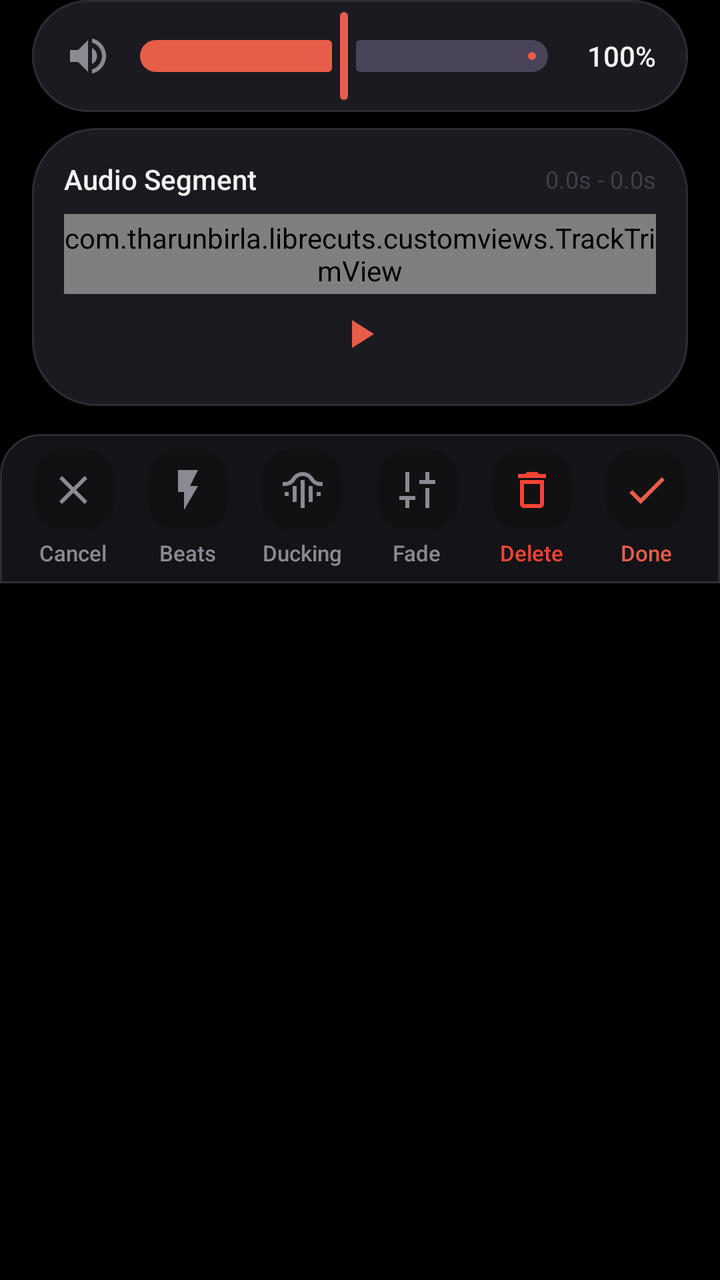
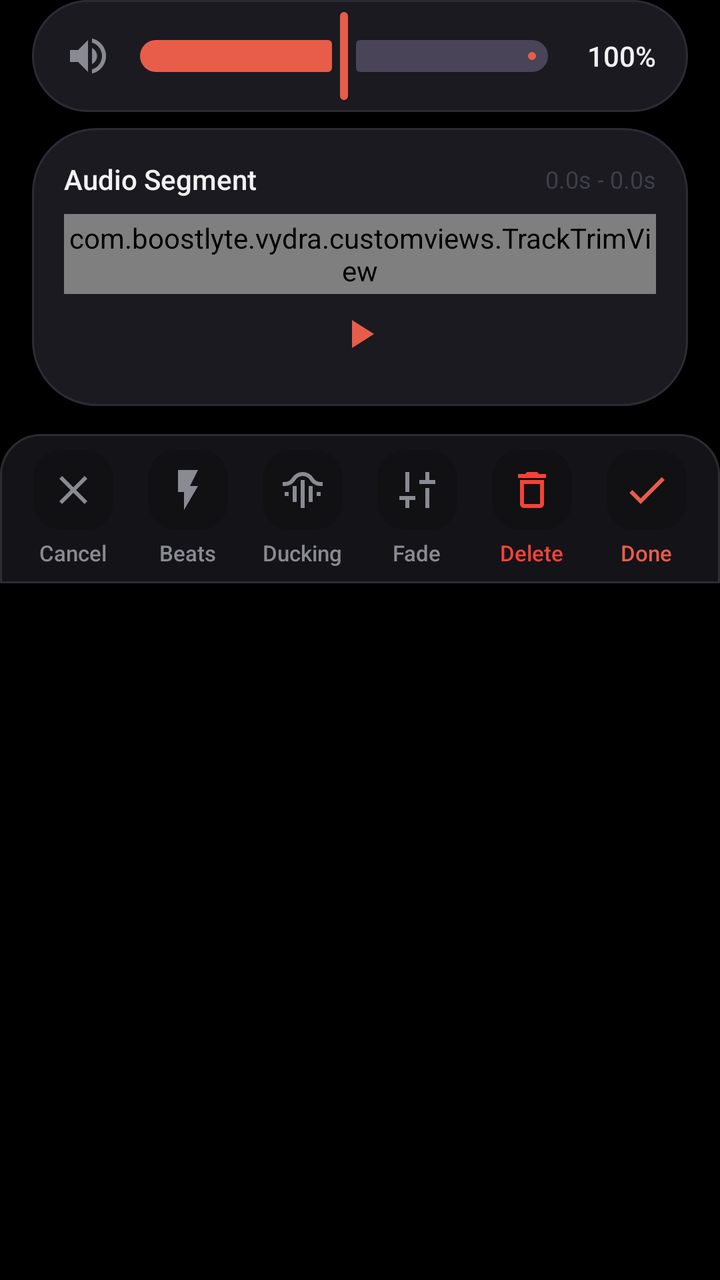

Compare the two renders of this Android layout. The source of the first and the diff that turns it into the second are given below.
<!-- AndroidManifest.xml: application theme AppTheme -->
<!-- res/layout/audio_editing_toolbar.xml -->
<?xml version="1.0" encoding="utf-8"?>
<LinearLayout xmlns:android="http://schemas.android.com/apk/res/android"
    xmlns:app="http://schemas.android.com/apk/res-auto"
    android:layout_width="match_parent"
    android:layout_height="wrap_content"
    android:orientation="vertical">

    
    <LinearLayout
        android:layout_width="match_parent"
        android:layout_height="56dp"
        android:layout_marginHorizontal="16dp"
        android:layout_marginBottom="8dp"
        android:orientation="horizontal"
        android:gravity="center_vertical"
        android:background="@drawable/bg_bottom_nav_floating"
        android:paddingHorizontal="16dp"
        android:elevation="12dp">

        <ImageView
            android:layout_width="24dp"
            android:layout_height="24dp"
            android:src="@drawable/ic_volume_up_24"
            app:tint="@color/iconSecondary" />

        <com.google.android.material.slider.Slider
            android:id="@+id/audioVolumeSlider"
            android:layout_width="0dp"
            android:layout_height="wrap_content"
            android:layout_weight="1"
            android:valueFrom="0.0"
            android:valueTo="2.0"
            android:value="1.0"
            app:thumbColor="@color/colorPrimary"
            app:trackColorActive="@color/colorPrimary" />

        <TextView
            android:id="@+id/tvAudioVolumeValue"
            android:layout_width="40dp"
            android:layout_height="wrap_content"
            android:gravity="end"
            android:text="@string/str_100"
            android:textColor="@color/textColor"
            android:textSize="14sp"
            android:fontFamily="sans-serif-medium" />
    </LinearLayout>

    
    <LinearLayout
        android:id="@+id/audioTrimRow"
        android:layout_width="match_parent"
        android:layout_height="wrap_content"
        android:layout_marginHorizontal="16dp"
        android:layout_marginBottom="8dp"
        android:orientation="vertical"
        android:background="@drawable/bg_bottom_nav_floating"
        android:padding="16dp"
        android:elevation="12dp">

        <LinearLayout
            android:layout_width="match_parent"
            android:layout_height="wrap_content"
            android:orientation="horizontal"
            android:gravity="center_vertical">
            <TextView
                android:layout_width="wrap_content"
                android:layout_height="wrap_content"
                android:text="@string/str_audio_segment"
                android:textColor="@color/textColor"
                android:fontFamily="sans-serif-medium"/>
            <View
                android:layout_width="0dp"
                android:layout_height="0dp"
                android:layout_weight="1"/>
            <TextView
                android:id="@+id/tvAudioTrimValues"
                android:layout_width="wrap_content"
                android:layout_height="wrap_content"
                android:text="@string/str_0_0s_0_0s"
                android:textColor="@color/outline"
                android:textSize="12sp"/>
        </LinearLayout>

        <com.tharunbirla.librecuts.customviews.TrackTrimView
            android:id="@+id/audioTrimTrack"
            android:layout_width="match_parent"
            android:layout_height="40dp"
            android:layout_marginTop="8dp" />
        
        <ImageButton
            android:id="@+id/btnAudioPreviewPlay"
            android:layout_width="40dp"
            android:layout_height="40dp"
            android:layout_gravity="center_horizontal"
            android:src="@drawable/ic_play_24"
            android:background="?attr/selectableItemBackgroundBorderless"
            android:padding="8dp"
            android:scaleType="fitCenter"
            app:tint="@color/colorPrimary" />
    </LinearLayout>

    
    <LinearLayout
        android:layout_width="match_parent"
        android:layout_height="wrap_content"
        android:layout_marginTop="6dp"
        android:orientation="horizontal"
        android:gravity="center"
        android:background="@drawable/bg_bottom_nav_docked"
        android:paddingVertical="8dp"
        android:paddingHorizontal="8dp"
        android:elevation="12dp">

        
        <LinearLayout
            android:layout_width="0dp"
            android:layout_height="wrap_content"
            android:layout_weight="1"
            android:orientation="vertical"
            android:gravity="center">
            <ImageButton
                android:id="@+id/btnAudioCancel"
                android:layout_width="40dp"
                android:layout_height="40dp"
                android:background="@drawable/tool_button_inactive"
                android:src="@drawable/ic_close_24"
                android:padding="8dp"
                android:scaleType="fitCenter"
                app:tint="@color/toolTextInactive" />
            <TextView
                android:layout_width="wrap_content"
                android:layout_height="wrap_content"
                android:layout_marginTop="4dp"
                android:text="@string/cancel"
                android:textSize="11sp"
                android:fontFamily="sans-serif-medium"
                android:textColor="@color/toolTextInactive"/>
        </LinearLayout>

        
        <LinearLayout
            android:layout_width="0dp"
            android:layout_height="wrap_content"
            android:layout_weight="1"
            android:orientation="vertical"
            android:gravity="center">
            <ImageButton
                android:id="@+id/btnAudioBeats"
                android:layout_width="40dp"
                android:layout_height="40dp"
                android:background="@drawable/tool_button_inactive"
                android:src="@drawable/ic_bolt_24"
                android:padding="8dp"
                android:scaleType="fitCenter"
                app:tint="@color/toolTextInactive" />
            <TextView
                android:layout_width="wrap_content"
                android:layout_height="wrap_content"
                android:layout_marginTop="4dp"
                android:text="@string/str_beats"
                android:textSize="11sp"
                android:fontFamily="sans-serif-medium"
                android:textColor="@color/toolTextInactive"/>
        </LinearLayout>

        
        <LinearLayout
            android:layout_width="0dp"
            android:layout_height="wrap_content"
            android:layout_weight="1"
            android:orientation="vertical"
            android:gravity="center">
            <ImageButton
                android:id="@+id/btnAudioDucking"
                android:layout_width="40dp"
                android:layout_height="40dp"
                android:background="@drawable/tool_button_inactive"
                android:src="@drawable/ic_ducking"
                android:padding="8dp"
                android:scaleType="fitCenter"
                app:tint="@color/toolTextInactive" />
            <TextView
                android:layout_width="wrap_content"
                android:layout_height="wrap_content"
                android:layout_marginTop="4dp"
                android:text="@string/str_ducking"
                android:textSize="11sp"
                android:fontFamily="sans-serif-medium"
                android:textColor="@color/toolTextInactive"/>
        </LinearLayout>

        
        <LinearLayout
            android:layout_width="0dp"
            android:layout_height="wrap_content"
            android:layout_weight="1"
            android:orientation="vertical"
            android:gravity="center">
            <ImageButton
                android:id="@+id/btnAudioFade"
                android:layout_width="40dp"
                android:layout_height="40dp"
                android:background="@drawable/tool_button_inactive"
                android:src="@drawable/ic_fade"
                android:padding="8dp"
                android:scaleType="fitCenter"
                app:tint="@color/toolTextInactive" />
            <TextView
                android:layout_width="wrap_content"
                android:layout_height="wrap_content"
                android:layout_marginTop="4dp"
                android:text="@string/str_fade"
                android:textSize="11sp"
                android:fontFamily="sans-serif-medium"
                android:textColor="@color/toolTextInactive"/>
        </LinearLayout>

        
        <LinearLayout
            android:layout_width="0dp"
            android:layout_height="wrap_content"
            android:layout_weight="1"
            android:orientation="vertical"
            android:gravity="center">
            <ImageButton
                android:id="@+id/btnAudioDelete"
                android:layout_width="40dp"
                android:layout_height="40dp"
                android:background="@drawable/tool_button_inactive"
                android:src="@drawable/ic_delete_24"
                android:padding="8dp"
                android:scaleType="fitCenter"
                app:tint="#F44336" />
            <TextView
                android:layout_width="wrap_content"
                android:layout_height="wrap_content"
                android:layout_marginTop="4dp"
                android:text="@string/delete"
                android:textSize="11sp"
                android:fontFamily="sans-serif-medium"
                android:textColor="#F44336"/>
        </LinearLayout>

        
        <LinearLayout
            android:layout_width="0dp"
            android:layout_height="wrap_content"
            android:layout_weight="1"
            android:orientation="vertical"
            android:gravity="center">
            <ImageButton
                android:id="@+id/btnAudioDone"
                android:layout_width="40dp"
                android:layout_height="40dp"
                android:background="@drawable/tool_button_inactive"
                android:src="@drawable/ic_check_24"
                android:padding="8dp"
                android:scaleType="fitCenter"
                app:tint="@color/colorPrimary" />
            <TextView
                android:layout_width="wrap_content"
                android:layout_height="wrap_content"
                android:layout_marginTop="4dp"
                android:text="@string/done"
                android:textSize="11sp"
                android:fontFamily="sans-serif-medium"
                android:textColor="@color/colorPrimary"/>
        </LinearLayout>

    </LinearLayout>

</LinearLayout>
<!-- resources referenced by this layout -->
<resources>
  <color name="colorPrimary">#E85D4A</color>
  <color name="iconSecondary">#8A8A93</color>
  <color name="outline">#3F3F4A</color>
  <color name="textColor">#F2F2F2</color>
  <color name="toolTextInactive">#8A8A93</color>
  <!-- drawable bg_bottom_nav_docked (drawable) -->
  <?xml version="1.0" encoding="utf-8"?>
  <shape xmlns:android="http://schemas.android.com/apk/res/android"
      android:shape="rectangle">
      <solid android:color="#141318" />
      <corners
          android:topLeftRadius="20dp"
          android:topRightRadius="20dp" />
      <stroke
          android:width="1dp"
          android:color="#2C2C35" />
  </shape>
  <!-- drawable bg_bottom_nav_floating (drawable) -->
  <?xml version="1.0" encoding="utf-8"?>
  <shape xmlns:android="http://schemas.android.com/apk/res/android"
      android:shape="rectangle">
      <solid android:color="@color/surfaceContainerHigh" />
      <corners android:radius="32dp" />
      <stroke
          android:width="1dp"
          android:color="@color/outlineVariant" />
  </shape>
  <!-- drawable ic_bolt_24 (drawable) -->
  <vector xmlns:android="http://schemas.android.com/apk/res/android" android:height="24dp" android:tint="#FFFFFF" android:viewportHeight="24" android:viewportWidth="24" android:width="24dp">
      <path android:fillColor="@android:color/white" android:pathData="M7,2v11h3v9l7,-12h-4l4,-8z"/>
  </vector>
  <!-- drawable ic_check_24 (drawable) -->
  <vector xmlns:android="http://schemas.android.com/apk/res/android" android:height="24dp" android:tint="#FFFFFF" android:viewportHeight="24" android:viewportWidth="24" android:width="24dp">
        
      <path android:fillColor="@android:color/white" android:pathData="M9,16.17L4.83,12l-1.42,1.41L9,19 21,7l-1.41,-1.41z"/>
      
  </vector>
  <!-- drawable ic_close_24 (drawable) -->
  <vector xmlns:android="http://schemas.android.com/apk/res/android" android:height="24dp" android:tint="#FFFFFF" android:viewportHeight="24" android:viewportWidth="24" android:width="24dp">
        
      <path android:fillColor="@android:color/white" android:pathData="M19,6.41L17.59,5 12,10.59 6.41,5 5,6.41 10.59,12 5,17.59 6.41,19 12,13.41 17.59,19 19,17.59 13.41,12z"/>
      
  </vector>
  <!-- drawable ic_play_24 (drawable) -->
  <vector xmlns:android="http://schemas.android.com/apk/res/android" android:height="24dp" android:tint="#FFFFFF" android:viewportHeight="24" android:viewportWidth="24" android:width="24dp">
        
      <path android:fillColor="@android:color/white" android:pathData="M8,5v14l11,-7z"/>
      
  </vector>
  <!-- drawable tool_button_inactive (drawable) -->
  <?xml version="1.0" encoding="utf-8"?>
  <shape xmlns:android="http://schemas.android.com/apk/res/android"
      android:shape="rectangle">
      <solid android:color="@color/inactiveToolBackground" />
      <corners android:radius="14dp" />
  </shape>
  <string name="cancel">Cancel</string>
  <string name="delete">Delete</string>
  <string name="done">Done</string>
  <string name="str_0_0s_0_0s">0.0s - 0.0s</string>
  <string name="str_100">100%</string>
  <string name="str_audio_segment">Audio Segment</string>
  <string name="str_beats">Beats</string>
  <string name="str_ducking">Ducking</string>
  <string name="str_fade">Fade</string>
  <color name="surfaceContainerHigh">#1A1A20</color>
  <color name="outlineVariant">#2C2C35</color>
  <color name="inactiveToolBackground">#111114</color>
  <color name="colorPrimaryVariant">#C44535</color>
  <color name="colorOnPrimary">#FFFFFF</color>
  <color name="colorSecondary">#F58658</color>
  <color name="colorSecondaryVariant">#D36C40</color>
  <color name="colorOnSecondary">#FFFFFF</color>
  <color name="background">#000000</color>
  <color name="navigationBarColor">#000000</color>
  <color name="statusBarColor">#000000</color>
  <!-- unchanged entries left out for length: 5 -->
</resources>

<!-- the commit's change to res/layout/audio_editing_toolbar.xml (unified diff, before → after) -->
@@ -81,7 +81,7 @@
                 android:textSize="12sp"/>
         </LinearLayout>
 
-        <com.tharunbirla.librecuts.customviews.TrackTrimView
+        <com.boostlyte.vydra.customviews.TrackTrimView
             android:id="@+id/audioTrimTrack"
             android:layout_width="match_parent"
             android:layout_height="40dp"
